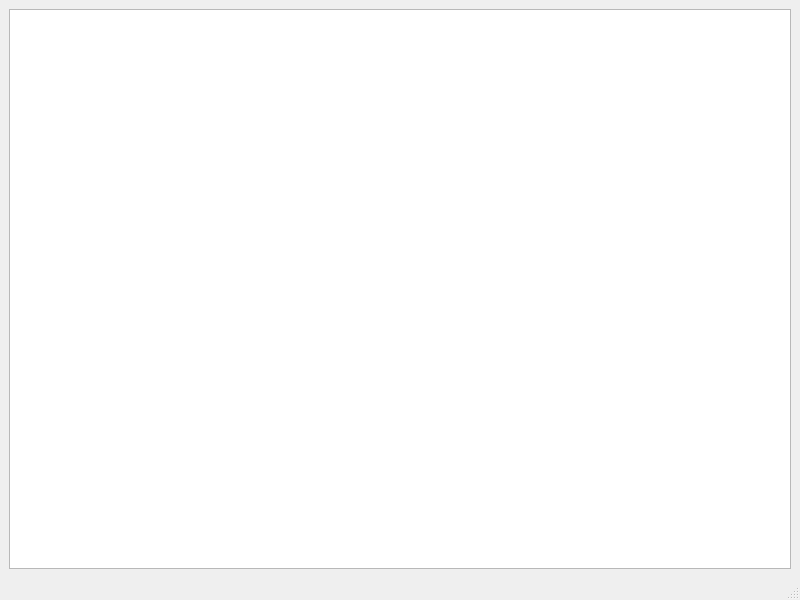
Before: the Qt Designer form juego.ui in cristianblancoc/desafio-3-juego-, drawn with Qt 5.
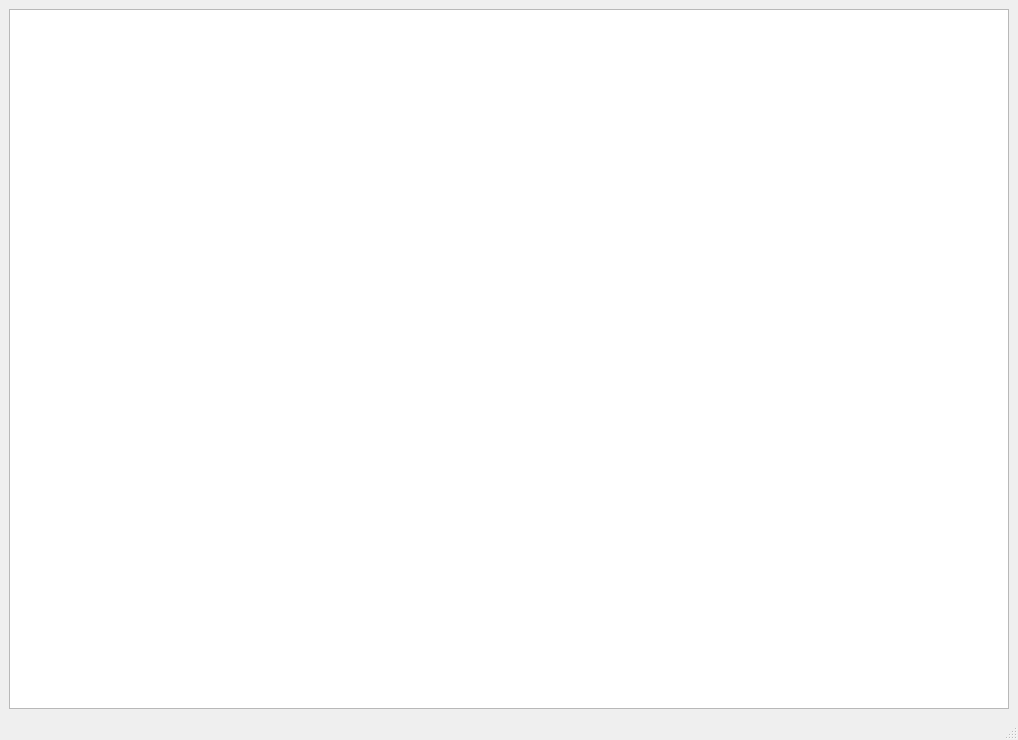
After: the same form once the commit is applied.

```diff
--- a/juego.ui
+++ b/juego.ui
@@ -16,7 +16,14 @@
   <widget class="QWidget" name="centralwidget">
    <layout class="QGridLayout" name="gridLayout">
     <item row="0" column="0">
-     <widget class="QGraphicsView" name="graphicsView"/>
+     <widget class="QGraphicsView" name="graphicsView">
+      <property name="minimumSize">
+       <size>
+        <width>1000</width>
+        <height>700</height>
+       </size>
+      </property>
+     </widget>
     </item>
    </layout>
   </widget>
```
